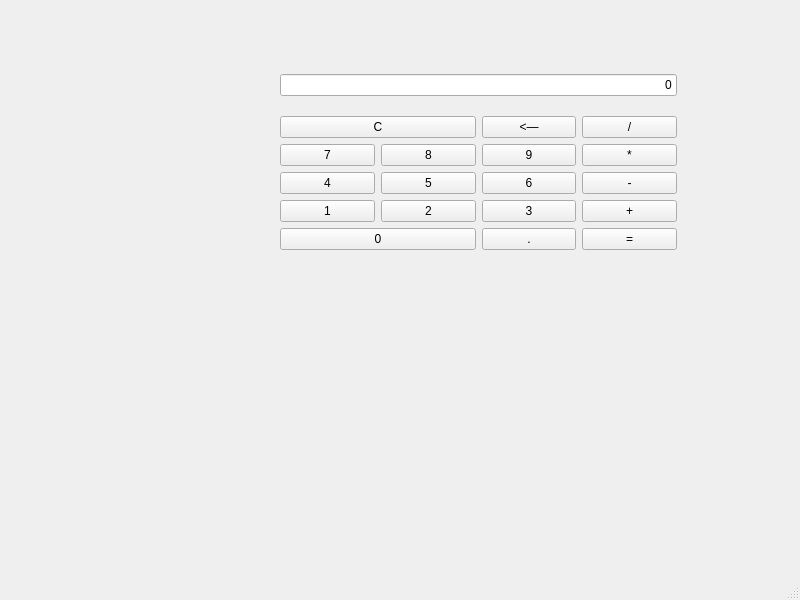
Qt form mainwindow.ui (jho887891-sudo/KeyboardCalculator) before a commit.
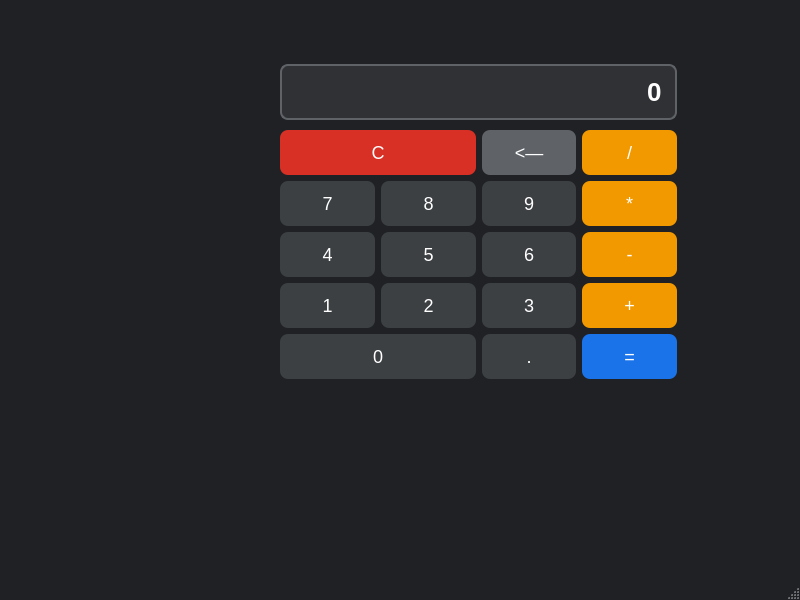
The same form after that commit.

Commit message: style: improve calculator interface and layout

```diff
--- a/mainwindow.ui
+++ b/mainwindow.ui
@@ -13,6 +13,61 @@
   <property name="windowTitle">
    <string>MainWindow</string>
   </property>
+  <property name="styleSheet">
+   <string notr="true">QMainWindow {
+    background-color: #202124;
+}
+
+QWidget#centralwidget {
+    background-color: #202124;
+}
+
+QLineEdit#display {
+    background-color: #303134;
+    color: white;
+    border: 2px solid #5f6368;
+    border-radius: 8px;
+    padding: 10px;
+    font-size: 26px;
+    font-weight: bold;
+}
+
+QPushButton {
+    background-color: #3c4043;
+    color: white;
+    border: none;
+    border-radius: 8px;
+    min-height: 45px;
+    font-size: 18px;
+}
+
+QPushButton:hover {
+    background-color: #5f6368;
+}
+
+QPushButton:pressed {
+    background-color: #2b2d30;
+}
+
+QPushButton#btnAdd,
+QPushButton#btnSubtract,
+QPushButton#btnMultiply,
+QPushButton#btnDivide {
+    background-color: #f29900;
+}
+
+QPushButton#btnEqual {
+    background-color: #1a73e8;
+}
+
+QPushButton#btnClear {
+    background-color: #d93025;
+}
+
+QPushButton#btnBackspace {
+    background-color: #5f6368;
+}</string>
+  </property>
   <widget class="QWidget" name="centralwidget">
    <widget class="QWidget" name="">
     <property name="geometry">
@@ -20,7 +75,7 @@
       <x>280</x>
       <y>60</y>
       <width>397</width>
-      <height>204</height>
+      <height>323</height>
      </rect>
     </property>
     <layout class="QVBoxLayout" name="verticalLayout">
```
